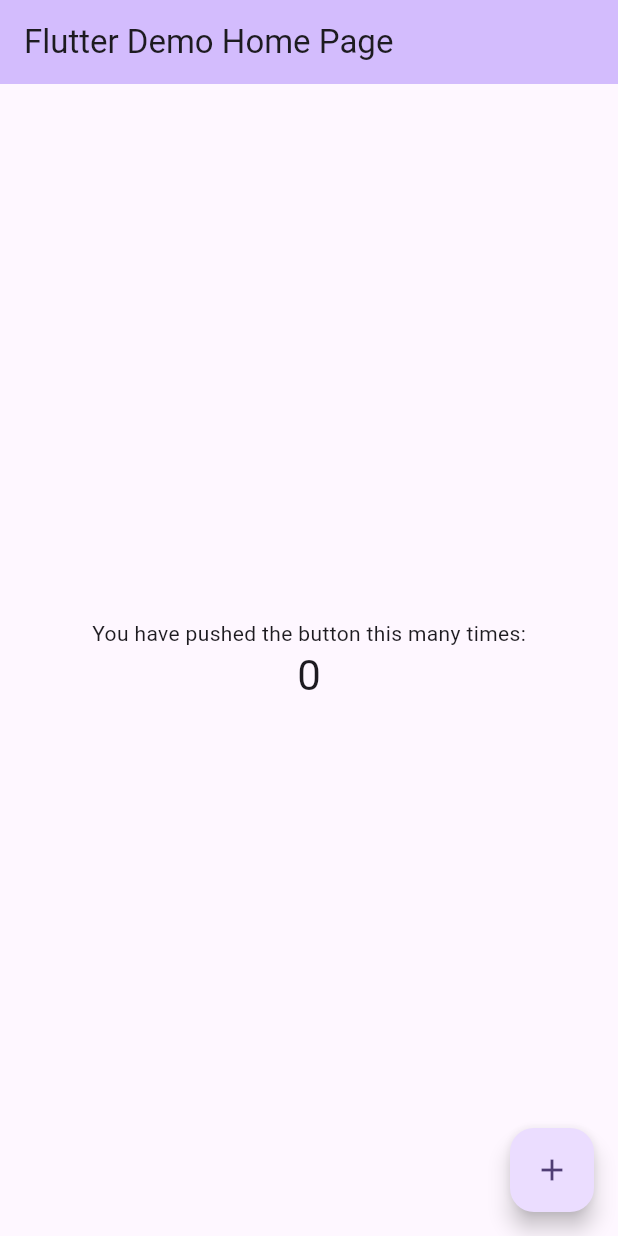
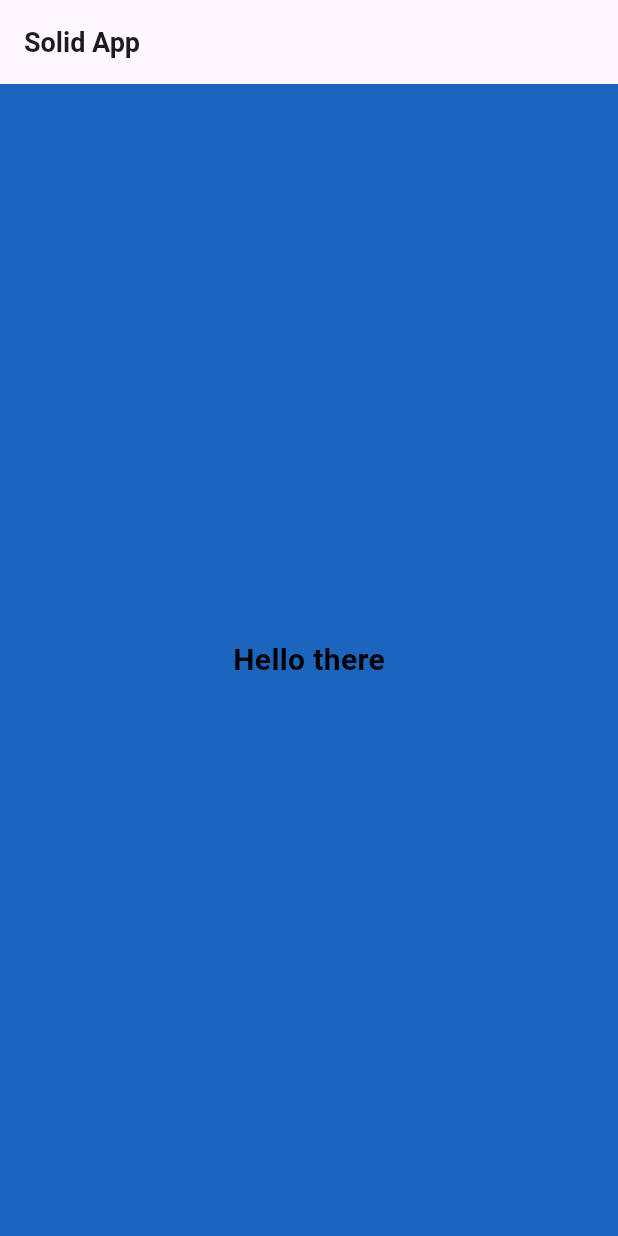
Before and after one commit to unknownaloy/solid_task, a Flutter app: the screen it shows after launch, on a phone screen of 412 x 824 dp. Run offline on Flutter 3.47's test engine with Material 2 defaults, Android fonts, the phone set to English and light mode, and no system bars.

Commit message:
Implemented class and methods to generate random colors and also generate contrasting colors

```diff
--- /dev/null
+++ b/lib/home_page.dart
@@ -0,0 +1,36 @@
+import 'package:flutter/material.dart';
+import 'package:solid_task/utils.dart';
+
+/// Home page and first screen of the app
+class HomePage extends StatelessWidget {
+  /// class constructor
+  const HomePage({super.key});
+
+  @override
+  Widget build(BuildContext context) {
+    return Scaffold(
+      appBar: AppBar(
+        title: const Text(
+          "Solid App",
+          style: TextStyle(
+            fontSize: 18,
+            fontWeight: FontWeight.w600,
+          ),
+        ),
+      ),
+      body: ColoredBox(
+        color: Utils.generateRandomColor(),
+        child: const Center(
+          child: Text(
+            "Hello there",
+            style: TextStyle(
+              fontSize: 20,
+              fontWeight: FontWeight.w700,
+              color: Colors.black,
+            ),
+          ),
+        ),
+      ),
+    );
+  }
+}
--- a/lib/main.dart
+++ b/lib/main.dart
@@ -1,125 +1,6 @@
 import 'package:flutter/material.dart';
+import 'package:solid_task/my_app.dart';
 
 void main() {
   runApp(const MyApp());
 }
-
-class MyApp extends StatelessWidget {
-  const MyApp({super.key});
-
-  // This widget is the root of your application.
-  @override
-  Widget build(BuildContext context) {
-    return MaterialApp(
-      title: 'Flutter Demo',
-      theme: ThemeData(
-        // This is the theme of your application.
-        //
-        // TRY THIS: Try running your application with "flutter run". You'll see
-        // the application has a blue toolbar. Then, without quitting the app,
-        // try changing the seedColor in the colorScheme below to Colors.green
-        // and then invoke "hot reload" (save your changes or press the "hot
-        // reload" button in a Flutter-supported IDE, or press "r" if you used
-        // the command line to start the app).
-        //
-        // Notice that the counter didn't reset back to zero; the application
-        // state is not lost during the reload. To reset the state, use hot
-        // restart instead.
-        //
-        // This works for code too, not just values: Most code changes can be
-        // tested with just a hot reload.
-        colorScheme: ColorScheme.fromSeed(seedColor: Colors.deepPurple),
-        useMaterial3: true,
-      ),
-      home: const MyHomePage(title: 'Flutter Demo Home Page'),
-    );
-  }
-}
-
-class MyHomePage extends StatefulWidget {
-  const MyHomePage({super.key, required this.title});
-
-  // This widget is the home page of your application. It is stateful, meaning
-  // that it has a State object (defined below) that contains fields that affect
-  // how it looks.
-
-  // This class is the configuration for the state. It holds the values (in this
-  // case the title) provided by the parent (in this case the App widget) and
-  // used by the build method of the State. Fields in a Widget subclass are
-  // always marked "final".
-
-  final String title;
-
-  @override
-  State<MyHomePage> createState() => _MyHomePageState();
-}
-
-class _MyHomePageState extends State<MyHomePage> {
-  int _counter = 0;
-
-  void _incrementCounter() {
-    setState(() {
-      // This call to setState tells the Flutter framework that something has
-      // changed in this State, which causes it to rerun the build method below
-      // so that the display can reflect the updated values. If we changed
-      // _counter without calling setState(), then the build method would not be
-      // called again, and so nothing would appear to happen.
-      _counter++;
-    });
-  }
-
-  @override
-  Widget build(BuildContext context) {
-    // This method is rerun every time setState is called, for instance as done
-    // by the _incrementCounter method above.
-    //
-    // The Flutter framework has been optimized to make rerunning build methods
-    // fast, so that you can just rebuild anything that needs updating rather
-    // than having to individually change instances of widgets.
-    return Scaffold(
-      appBar: AppBar(
-        // TRY THIS: Try changing the color here to a specific color (to
-        // Colors.amber, perhaps?) and trigger a hot reload to see the AppBar
-        // change color while the other colors stay the same.
-        backgroundColor: Theme.of(context).colorScheme.inversePrimary,
-        // Here we take the value from the MyHomePage object that was created by
-        // the App.build method, and use it to set our appbar title.
-        title: Text(widget.title),
-      ),
-      body: Center(
-        // Center is a layout widget. It takes a single child and positions it
-        // in the middle of the parent.
-        child: Column(
-          // Column is also a layout widget. It takes a list of children and
-          // arranges them vertically. By default, it sizes itself to fit its
-          // children horizontally, and tries to be as tall as its parent.
-          //
-          // Column has various properties to control how it sizes itself and
-          // how it positions its children. Here we use mainAxisAlignment to
-          // center the children vertically; the main axis here is the vertical
-          // axis because Columns are vertical (the cross axis would be
-          // horizontal).
-          //
-          // TRY THIS: Invoke "debug painting" (choose the "Toggle Debug Paint"
-          // action in the IDE, or press "p" in the console), to see the
-          // wireframe for each widget.
-          mainAxisAlignment: MainAxisAlignment.center,
-          children: <Widget>[
-            const Text(
-              'You have pushed the button this many times:',
-            ),
-            Text(
-              '$_counter',
-              style: Theme.of(context).textTheme.headlineMedium,
-            ),
-          ],
-        ),
-      ),
-      floatingActionButton: FloatingActionButton(
-        onPressed: _incrementCounter,
-        tooltip: 'Increment',
-        child: const Icon(Icons.add),
-      ), // This trailing comma makes auto-formatting nicer for build methods.
-    );
-  }
-}
--- /dev/null
+++ b/lib/my_app.dart
@@ -0,0 +1,21 @@
+import 'package:flutter/material.dart';
+import 'package:solid_task/home_page.dart';
+
+/// Entry class
+class MyApp extends StatelessWidget {
+  /// class constructor
+  const MyApp({super.key});
+
+  // This widget is the root of your application.
+  @override
+  Widget build(BuildContext context) {
+    return MaterialApp(
+      debugShowCheckedModeBanner: false,
+      theme: ThemeData(
+        colorScheme: ColorScheme.fromSeed(seedColor: Colors.deepPurple),
+        useMaterial3: true,
+      ),
+      home: const HomePage(),
+    );
+  }
+}
--- /dev/null
+++ b/lib/utils.dart
@@ -0,0 +1,86 @@
+import 'dart:math';
+
+import 'package:flutter/material.dart';
+
+/// This class contains utility methods for specific tasks
+class Utils {
+  /// This method generates an random opaque color
+  static Color generateRandomColor() {
+    final Random random = Random();
+
+    const fullyOpaqueValue = 255;
+
+    final int red = random.nextInt(256);
+    final int green = random.nextInt(256);
+    final int blue = random.nextInt(256);
+
+    return Color.fromARGB(
+      fullyOpaqueValue,
+      red,
+      green,
+      blue,
+    ); // Alpha value of 255 (fully opaque)
+  }
+
+  /// This method analysis and returns a contrasting or opposite color to the
+  /// color passed in as a parameter
+  static Color? getContrastingColorFromInt(int? color) {
+    final colorFromInt = _intToColor(color);
+
+    const luminancePoint = 0.5;
+
+    Color? generatedColor;
+
+    if (colorFromInt != null) {
+      generatedColor = colorFromInt.computeLuminance() > luminancePoint
+          ? Colors.black
+          : Colors.white;
+    }
+
+    return generatedColor;
+  }
+
+
+  // Testing theory
+  static Color getContrastingColorFromInt2(Color? color) {
+    const luminancePoint = 0.5;
+
+    if (color != null) {
+      return color.computeLuminance() > luminancePoint
+          ? Colors.black
+          : Colors.white;
+    }
+
+    return Colors.grey;
+  }
+
+  /// This method takes a 'Color' and returns its integer value
+  // static int? colorToIntValueConverter(Color? color) {
+  //   int? colorIntValue;
+  //
+  //   if (color != null) {
+  //     final colorString = color.toString().split('0x').last.substring(0, 8);
+  //
+  //     const radixValue = 16;
+  //
+  //     colorIntValue = int.parse(colorString, radix: radixValue);
+  //   }
+  //
+  //   return colorIntValue;
+  // }
+
+  static int? colorToIntValueConverter(Color? color) {
+    return color?.value;
+  }
+
+  /// This method converts a int color value to a usable Color value
+  static Color? _intToColor(int? color) {
+    Color? colorFromInt;
+
+    if (color != null) {
+      colorFromInt = Color(color);
+    }
+
+    return colorFromInt;
+  }
+}
```
Also changed, not shown: 2 other files.
